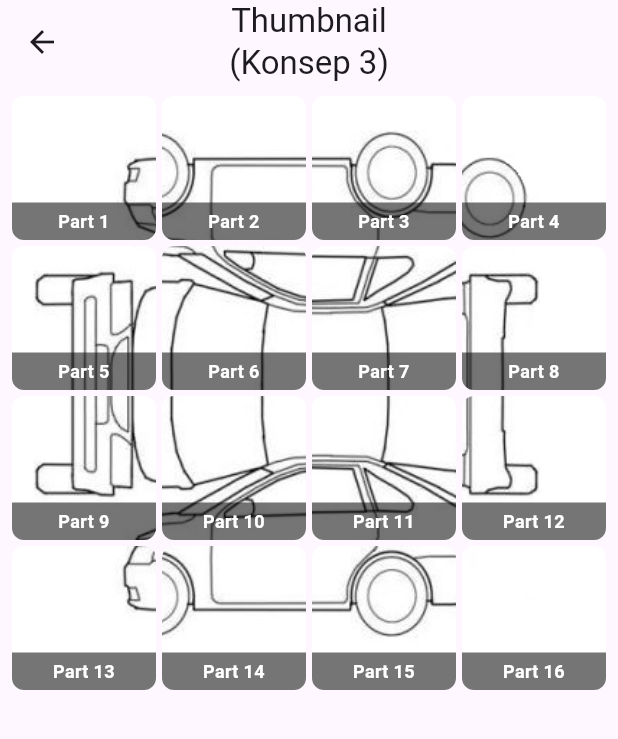
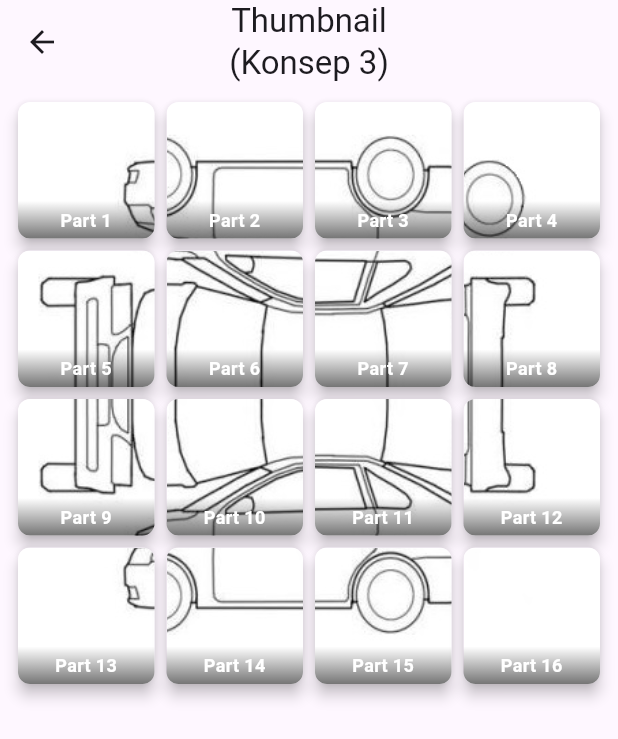
Before and after one commit to rsyd29/inspection_grid, a Flutter app: the DynamicInspectionWithConcept3 screen opened directly, on a phone screen of 412 x 824 dp. Shown: the top 739 px of the screen. Run offline on Flutter 3.47's test engine with Material 3 defaults, Android fonts, the phone set to English and light mode, and no system bars; our stand-ins replace flutter_secure_storage, image_picker, photo_view; missing offline and left inert: multi_image_picker_view; accounts and stored records are empty.

Commit message:
Change UI for GridView with Card widget

```diff
--- a/lib/pages/dynamic_inspection_with_concept_3.dart
+++ b/lib/pages/dynamic_inspection_with_concept_3.dart
@@ -49,11 +49,18 @@ class _DynamicInspectionWithConcept3State
           itemCount: imageParts.length,
           gridDelegate: SliverGridDelegateWithFixedCrossAxisCount(
             crossAxisCount: 4,
-            crossAxisSpacing: 4.0,
-            mainAxisSpacing: 4.0,
           ),
           itemBuilder: (context, index) {
-            return Stack(
+            return InkWell(
+              onTap: () {
+                // Placeholder for click handler
+              },
+              child: Card(
+                shape: RoundedRectangleBorder(
+                  borderRadius: BorderRadius.circular(8.0),
+                ),
+                elevation: 4,
+                child: Stack(
                   children: [
                     Container(
                       decoration: BoxDecoration(
@@ -70,8 +77,12 @@ class _DynamicInspectionWithConcept3State
                       right: 0,
                       child: Container(
                         decoration: BoxDecoration(
-                      color: Colors.black54,
-                      borderRadius: BorderRadius.only(
+                          gradient: LinearGradient(
+                            begin: Alignment.topCenter,
+                            end: Alignment.bottomCenter,
+                            colors: [Colors.transparent, Colors.black54],
+                          ),
+                          borderRadius: const BorderRadius.only(
                             bottomLeft: Radius.circular(8.0),
                             bottomRight: Radius.circular(8.0),
                           ),
@@ -79,7 +90,7 @@ class _DynamicInspectionWithConcept3State
                         padding: const EdgeInsets.all(4.0),
                         child: Text(
                           'Part ${index + 1}',
-                      style: TextStyle(
+                          style: const TextStyle(
                             color: Colors.white,
                             fontSize: 12,
                             fontWeight: FontWeight.bold,
@@ -89,6 +100,8 @@ class _DynamicInspectionWithConcept3State
                       ),
                     ),
                   ],
+                ),
+              ),
             );
           },
         ),
```
Lines whose indentation alone changed are shown as unchanged.
